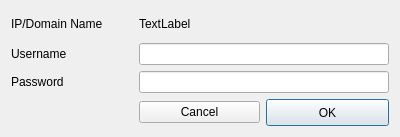
Before: the Qt Designer form src/ui/authenticationdialog.ui in mhatina/openlmi_gui, drawn with Qt 5.
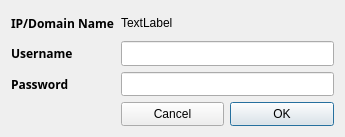
After: the same form once the commit is applied. Icons and pictures are not drawn.

Patch:
```diff
--- a/src/ui/authenticationdialog.ui
+++ b/src/ui/authenticationdialog.ui
@@ -6,7 +6,7 @@
    <rect>
     <x>0</x>
     <y>0</y>
-    <width>400</width>
+    <width>345</width>
     <height>137</height>
    </rect>
   </property>
@@ -20,6 +20,13 @@
   <layout class="QGridLayout" name="gridLayout">
    <item row="0" column="0">
     <widget class="QLabel" name="ip_label">
+     <property name="font">
+      <font>
+       <family>Sans Serif</family>
+       <weight>75</weight>
+       <bold>true</bold>
+      </font>
+     </property>
      <property name="text">
       <string>IP/Domain Name</string>
      </property>
@@ -34,26 +41,60 @@
    </item>
    <item row="1" column="0">
     <widget class="QLabel" name="username_label">
+     <property name="font">
+      <font>
+       <family>Sans Serif</family>
+       <weight>75</weight>
+       <bold>true</bold>
+      </font>
+     </property>
      <property name="text">
       <string>Username</string>
      </property>
     </widget>
    </item>
    <item row="1" column="1" colspan="2">
-    <widget class="QLineEdit" name="username_line"/>
+    <widget class="QLineEdit" name="username_line">
+     <property name="sizePolicy">
+      <sizepolicy hsizetype="Preferred" vsizetype="Preferred">
+       <horstretch>0</horstretch>
+       <verstretch>0</verstretch>
+      </sizepolicy>
+     </property>
+    </widget>
    </item>
    <item row="2" column="0">
     <widget class="QLabel" name="passwd_label">
+     <property name="font">
+      <font>
+       <family>Sans Serif</family>
+       <weight>75</weight>
+       <bold>true</bold>
+      </font>
+     </property>
      <property name="text">
       <string>Password</string>
      </property>
     </widget>
    </item>
    <item row="2" column="1" colspan="2">
-    <widget class="QLineEdit" name="passwd_line"/>
+    <widget class="QLineEdit" name="passwd_line">
+     <property name="sizePolicy">
+      <sizepolicy hsizetype="Preferred" vsizetype="Preferred">
+       <horstretch>0</horstretch>
+       <verstretch>0</verstretch>
+      </sizepolicy>
+     </property>
+    </widget>
    </item>
    <item row="3" column="1">
     <widget class="QPushButton" name="cancel_button">
+     <property name="sizePolicy">
+      <sizepolicy hsizetype="Preferred" vsizetype="Preferred">
+       <horstretch>0</horstretch>
+       <verstretch>0</verstretch>
+      </sizepolicy>
+     </property>
      <property name="text">
       <string>Cancel</string>
      </property>
@@ -64,10 +105,16 @@
    </item>
    <item row="3" column="2">
     <widget class="QPushButton" name="ok_button">
+     <property name="sizePolicy">
+      <sizepolicy hsizetype="Preferred" vsizetype="Preferred">
+       <horstretch>0</horstretch>
+       <verstretch>0</verstretch>
+      </sizepolicy>
+     </property>
      <property name="minimumSize">
       <size>
-       <width>123</width>
-       <height>27</height>
+       <width>0</width>
+       <height>0</height>
       </size>
      </property>
      <property name="text">
```
Left out of the diff: 14 changed lines with no effect on the pictures.
